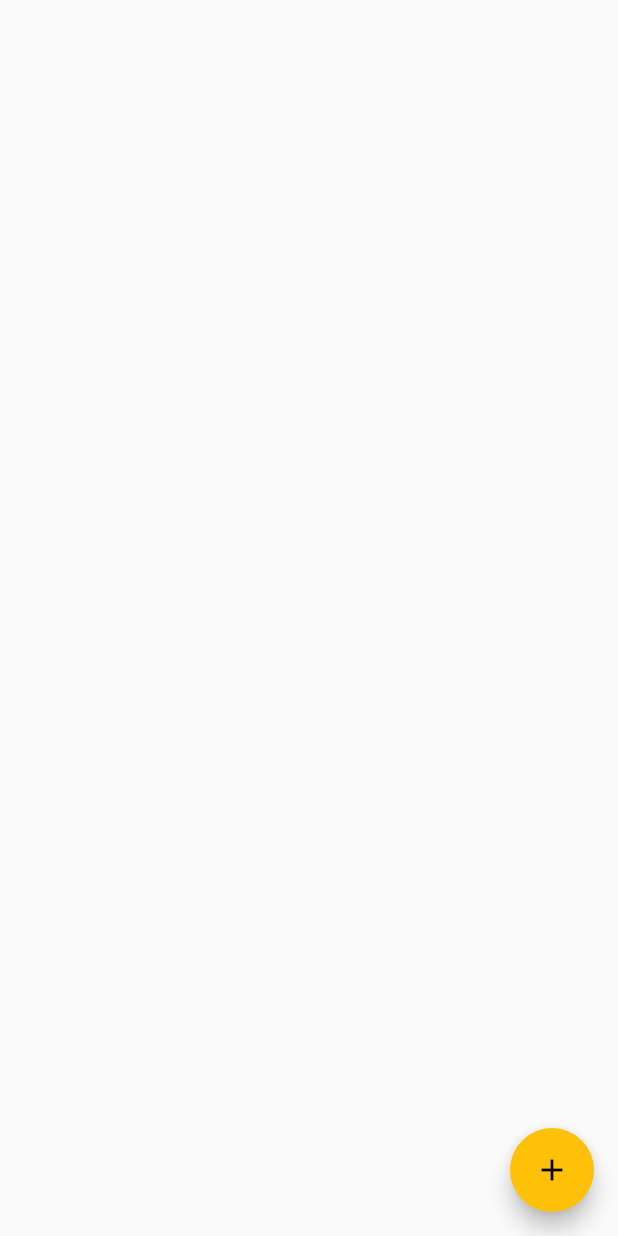
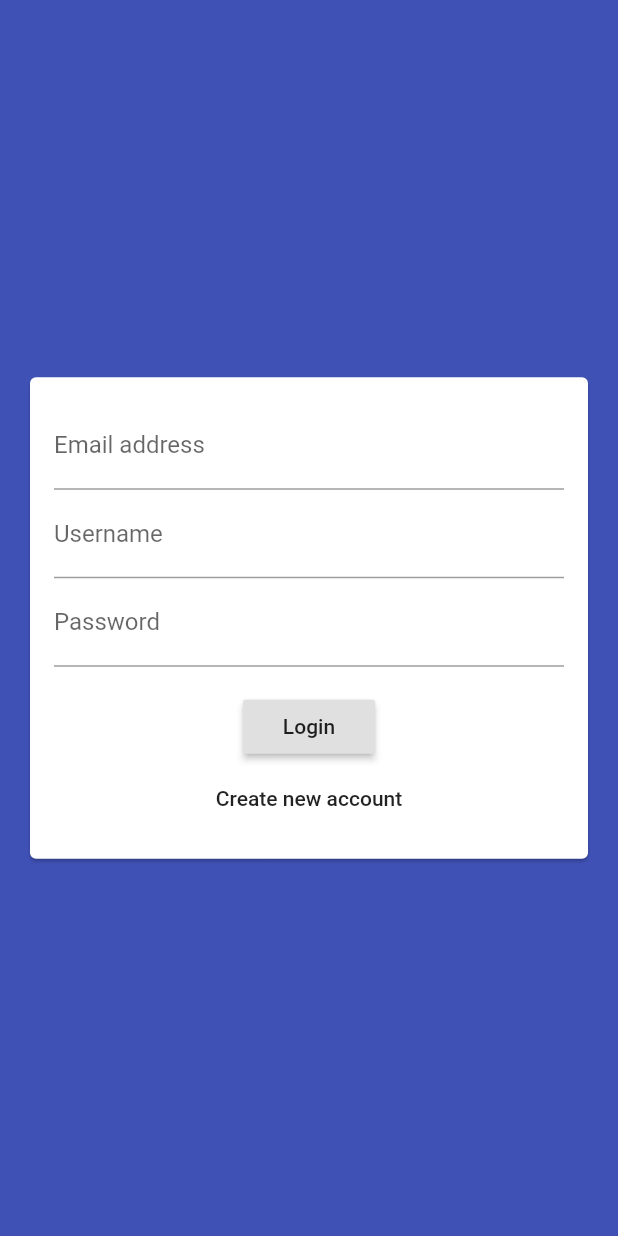
Before and after one commit to abhisheksudhir/chat_app, a Flutter app: the screen it shows after launch, on a phone screen of 412 x 824 dp. Run offline on Flutter 3.47's test engine with Material 2 defaults, Android fonts, the phone set to English and light mode, and no system bars; our stand-ins replace cloud_firestore; accounts and stored records are empty.

Commit message:
basic authentication screen

```diff
--- a/lib/main.dart
+++ b/lib/main.dart
@@ -1,6 +1,7 @@
 import 'package:flutter/material.dart';
 
 import './screens/chat_screen.dart';
+import './screens/auth_screen.dart';
 
 void main() => runApp(MyApp());
 
@@ -13,7 +14,7 @@ class MyApp extends StatelessWidget {
         primarySwatch: Colors.indigo,
         accentColor: Colors.amber,
       ),
-      home: ChatScreen(),
+      home: AuthScreen(),
     );
   }
 }
--- a/lib/screens/auth_screen.dart
+++ b/lib/screens/auth_screen.dart
@@ -1 +1,18 @@
 import 'package:flutter/material.dart';
+
+import '../widgets/auth/auth_form.dart';
+
+class AuthScreen extends StatefulWidget {
+  @override
+  _AuthScreenState createState() => _AuthScreenState();
+}
+
+class _AuthScreenState extends State<AuthScreen> {
+  @override
+  Widget build(BuildContext context) {
+    return Scaffold(
+      backgroundColor: Theme.of(context).primaryColor,
+      body: AuthForm(),
+    );
+  }
+}
--- /dev/null
+++ b/lib/widgets/auth/auth_form.dart
@@ -0,0 +1,50 @@
+import 'package:flutter/cupertino.dart';
+import 'package:flutter/material.dart';
+
+class AuthForm extends StatefulWidget {
+  @override
+  _AuthFormState createState() => _AuthFormState();
+}
+
+class _AuthFormState extends State<AuthForm> {
+  @override
+  Widget build(BuildContext context) {
+    return Center(
+      child: Card(
+        margin: EdgeInsets.all(20),
+        child: SingleChildScrollView(
+          child: Padding(
+            padding: EdgeInsets.all(16),
+            child: Form(
+              child: Column(
+                mainAxisSize: MainAxisSize.min,
+                children: <Widget>[
+                  TextFormField(
+                    keyboardType: TextInputType.emailAddress,
+                    decoration: InputDecoration(labelText: 'Email address'),
+                  ),
+                  TextFormField(
+                    decoration: InputDecoration(labelText: 'Username'),
+                  ),
+                  TextFormField(
+                    decoration: InputDecoration(labelText: 'Password'),
+                    obscureText: true,
+                  ),
+                  SizedBox(height: 16),
+                  RaisedButton(
+                    child: Text('Login'),
+                    onPressed: () {},
+                  ),
+                  FlatButton(
+                    child: Text('Create new account'),
+                    onPressed: () {},
+                  ),
+                ],
+              ),
+            ),
+          ),
+        ),
+      ),
+    );
+  }
+}
```
